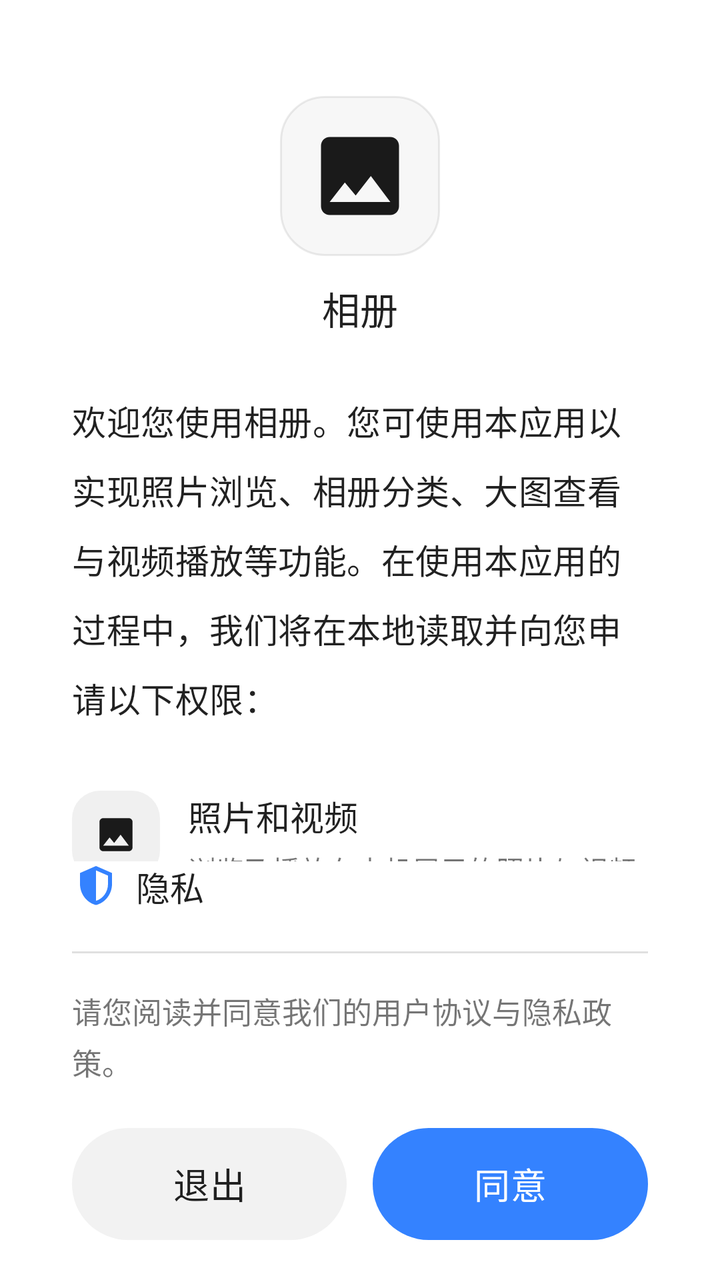
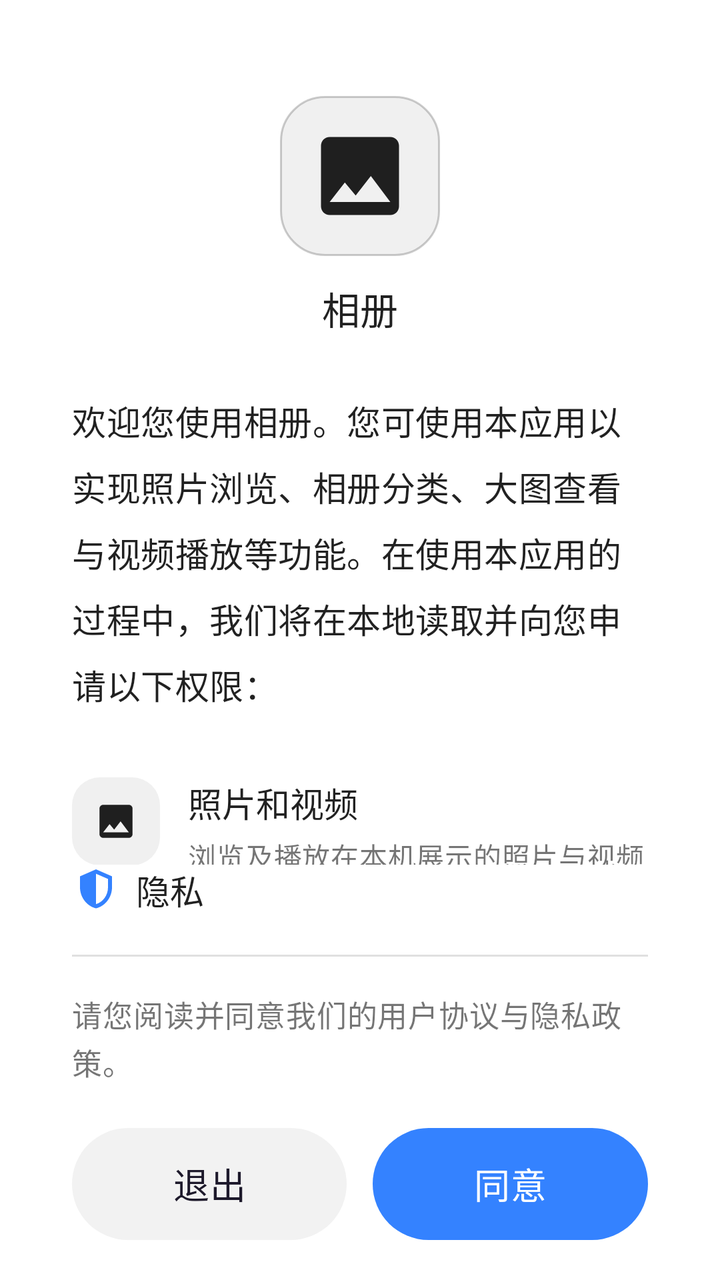

Before-and-after screenshots of an Android layout around one commit, followed by the original layout XML and the change that was made.
<!-- AndroidManifest.xml: activity theme Theme.Gallery.Privacy -->
<!-- res/layout/activity_privacy.xml -->
<?xml version="1.0" encoding="utf-8"?>
<LinearLayout xmlns:android="http://schemas.android.com/apk/res/android"
    xmlns:app="http://schemas.android.com/apk/res-auto"
    android:id="@+id/privacy_root"
    android:layout_width="match_parent"
    android:layout_height="match_parent"
    android:background="@android:color/white"
    android:orientation="vertical"
    android:paddingHorizontal="36dp">

    <ScrollView
        android:layout_width="match_parent"
        android:layout_height="0dp"
        android:layout_weight="1"
        android:fillViewport="true"
        android:scrollbars="none">

        <LinearLayout
            android:layout_width="match_parent"
            android:layout_height="wrap_content"
            android:orientation="vertical">

            
            <View
                android:layout_width="80dp"
                android:layout_height="80dp"
                android:layout_gravity="center_horizontal"
                android:layout_marginTop="48dp"
                android:background="@drawable/bg_privacy_app_icon" />

            <TextView
                android:layout_width="match_parent"
                android:layout_height="wrap_content"
                android:layout_marginTop="12dp"
                android:gravity="center"
                android:text="@string/app_name"
                android:textColor="@color/privacy_text_primary"
                android:textSize="19sp" />

            
            <TextView
                android:layout_width="match_parent"
                android:layout_height="wrap_content"
                android:layout_marginTop="30dp"
                android:letterSpacing="0.01"
                android:lineSpacingExtra="10dp"
                android:text="@string/privacy_welcome"
                android:textColor="@color/privacy_text_primary"
                android:textSize="17sp" />

            
            <LinearLayout
                android:layout_width="match_parent"
                android:layout_height="wrap_content"
                android:layout_marginTop="34dp"
                android:baselineAligned="false"
                android:orientation="horizontal">

                <FrameLayout
                    android:layout_width="44dp"
                    android:layout_height="44dp"
                    android:background="@drawable/bg_privacy_perm_icon">

                    <ImageView
                        android:layout_width="22dp"
                        android:layout_height="22dp"
                        android:layout_gravity="center"
                        android:contentDescription="@string/privacy_perm_media_title"
                        android:src="@drawable/ic_privacy_perm_media" />
                </FrameLayout>

                <LinearLayout
                    android:layout_width="0dp"
                    android:layout_height="wrap_content"
                    android:layout_marginStart="14dp"
                    android:layout_weight="1"
                    android:orientation="vertical">

                    <TextView
                        android:layout_width="match_parent"
                        android:layout_height="wrap_content"
                        android:text="@string/privacy_perm_media_title"
                        android:textColor="@color/privacy_text_primary"
                        android:textSize="17sp" />

                    <TextView
                        android:layout_width="match_parent"
                        android:layout_height="wrap_content"
                        android:layout_marginTop="4dp"
                        android:text="@string/privacy_perm_media_desc"
                        android:textColor="@color/privacy_text_secondary"
                        android:textSize="14sp" />
                </LinearLayout>
            </LinearLayout>

            
            <LinearLayout
                android:layout_width="match_parent"
                android:layout_height="wrap_content"
                android:layout_marginTop="22dp"
                android:baselineAligned="false"
                android:orientation="horizontal">

                <FrameLayout
                    android:layout_width="44dp"
                    android:layout_height="44dp"
                    android:background="@drawable/bg_privacy_perm_icon">

                    <ImageView
                        android:layout_width="22dp"
                        android:layout_height="22dp"
                        android:layout_gravity="center"
                        android:contentDescription="@string/privacy_perm_location_title"
                        android:src="@drawable/ic_privacy_perm_location" />
                </FrameLayout>

                <LinearLayout
                    android:layout_width="0dp"
                    android:layout_height="wrap_content"
                    android:layout_marginStart="14dp"
                    android:layout_weight="1"
                    android:orientation="vertical">

                    <TextView
                        android:layout_width="match_parent"
                        android:layout_height="wrap_content"
                        android:text="@string/privacy_perm_location_title"
                        android:textColor="@color/privacy_text_primary"
                        android:textSize="17sp" />

                    <TextView
                        android:layout_width="match_parent"
                        android:layout_height="wrap_content"
                        android:layout_marginTop="4dp"
                        android:text="@string/privacy_perm_location_desc"
                        android:textColor="@color/privacy_text_secondary"
                        android:textSize="14sp" />
                </LinearLayout>
            </LinearLayout>

            
            <LinearLayout
                android:layout_width="match_parent"
                android:layout_height="wrap_content"
                android:layout_marginTop="22dp"
                android:baselineAligned="false"
                android:orientation="horizontal">

                <FrameLayout
                    android:layout_width="44dp"
                    android:layout_height="44dp"
                    android:background="@drawable/bg_privacy_perm_icon">

                    <ImageView
                        android:layout_width="22dp"
                        android:layout_height="22dp"
                        android:layout_gravity="center"
                        android:contentDescription="@string/privacy_perm_favorite_title"
                        android:src="@drawable/ic_privacy_perm_favorite" />
                </FrameLayout>

                <LinearLayout
                    android:layout_width="0dp"
                    android:layout_height="wrap_content"
                    android:layout_marginStart="14dp"
                    android:layout_weight="1"
                    android:orientation="vertical">

                    <TextView
                        android:layout_width="match_parent"
                        android:layout_height="wrap_content"
                        android:text="@string/privacy_perm_favorite_title"
                        android:textColor="@color/privacy_text_primary"
                        android:textSize="17sp" />

                    <TextView
                        android:layout_width="match_parent"
                        android:layout_height="wrap_content"
                        android:layout_marginTop="4dp"
                        android:text="@string/privacy_perm_favorite_desc"
                        android:textColor="@color/privacy_text_secondary"
                        android:textSize="14sp" />
                </LinearLayout>
            </LinearLayout>
        </LinearLayout>
    </ScrollView>

    
    <TextView
        android:layout_width="wrap_content"
        android:layout_height="wrap_content"
        android:drawablePadding="8dp"
        android:gravity="center_vertical"
        android:text="@string/privacy_badge"
        android:textColor="@color/privacy_text_primary"
        android:textSize="17sp"
        app:drawableStartCompat="@drawable/ic_privacy_badge_shield"
        app:drawableTint="@color/privacy_button_primary" />

    <LinearLayout
        android:layout_width="match_parent"
        android:layout_height="wrap_content"
        android:orientation="vertical">

        <View
            android:layout_width="match_parent"
            android:layout_height="1dp"
            android:layout_marginTop="20dp"
            android:background="#1F000000" />

        <TextView
            android:id="@+id/privacy_statement"
            android:layout_width="match_parent"
            android:layout_height="wrap_content"
            android:layout_marginTop="18dp"
            android:lineSpacingExtra="4dp"
            android:text="@string/privacy_statement"
            android:textColor="@color/privacy_text_secondary"
            android:textSize="15sp" />

        <LinearLayout
            android:layout_width="match_parent"
            android:layout_height="wrap_content"
            android:layout_marginTop="22dp"
            android:layout_marginBottom="20dp"
            android:orientation="horizontal">

            <com.google.android.material.button.MaterialButton
                android:id="@+id/privacy_disagree"
                style="@style/Widget.Material3.Button.TonalButton"
                android:layout_width="0dp"
                android:layout_height="56dp"
                android:layout_weight="1"
                android:insetTop="0dp"
                android:insetBottom="0dp"
                android:text="@string/privacy_disagree"
                android:textColor="@color/privacy_text_primary"
                android:textSize="18sp"
                app:backgroundTint="@color/privacy_button_neutral"
                app:cornerRadius="28dp" />

            <Space
                android:layout_width="13dp"
                android:layout_height="1dp" />

            <com.google.android.material.button.MaterialButton
                android:id="@+id/privacy_agree"
                android:layout_width="0dp"
                android:layout_height="56dp"
                android:layout_weight="1"
                android:insetTop="0dp"
                android:insetBottom="0dp"
                android:text="@string/privacy_agree"
                android:textColor="@android:color/white"
                android:textSize="18sp"
                app:backgroundTint="@color/privacy_button_primary"
                app:cornerRadius="28dp" />
        </LinearLayout>
    </LinearLayout>
</LinearLayout>
<!-- resources referenced by this layout -->
<resources>
  <color name="privacy_button_neutral">#FFF2F2F2</color>
  <color name="privacy_button_primary">#FF3482FF</color>
  <color name="privacy_text_primary">#DE000000</color>
  <color name="privacy_text_secondary">#8A000000</color>
  <!-- drawable bg_privacy_app_icon (drawable) -->
  <?xml version="1.0" encoding="utf-8"?>
  <layer-list xmlns:android="http://schemas.android.com/apk/res/android">
      <item>
          <shape android:shape="rectangle">
              <corners android:radius="22dp" />
              <solid android:color="#FFF7F7F7" />
              <stroke android:width="1dp" android:color="#14000000" />
          </shape>
      </item>
      <item
          android:drawable="@drawable/ic_privacy_photo"
          android:gravity="center"
          android:width="52dp"
          android:height="52dp" />
  </layer-list>
  <!-- drawable bg_privacy_perm_icon (drawable) -->
  <?xml version="1.0" encoding="utf-8"?>
  <shape xmlns:android="http://schemas.android.com/apk/res/android"
      android:shape="rectangle">
      <corners android:radius="14dp" />
      <solid android:color="#FFF0F0F0" />
  </shape>
  <!-- drawable ic_privacy_badge_shield (drawable) -->
  <?xml version="1.0" encoding="utf-8"?>
  <vector xmlns:android="http://schemas.android.com/apk/res/android"
      android:width="24dp"
      android:height="24dp"
      android:viewportWidth="24"
      android:viewportHeight="24"
      android:tint="#FF3482FF">
      <path
          android:fillColor="@android:color/white"
          android:pathData="M12,2L4,5.5V11c0,5 3.4,9.4 8,10.5c4.6,-1.1 8,-5.5 8,-10.5V5.5L12,2zM12,4.2l6,2.6V11c0,3.9 -2.5,7.4 -6,8.4V4.2z" />
  </vector>
  <!-- drawable ic_privacy_perm_favorite (drawable) -->
  <?xml version="1.0" encoding="utf-8"?>
  <vector xmlns:android="http://schemas.android.com/apk/res/android"
      android:width="22dp"
      android:height="22dp"
      android:viewportWidth="24"
      android:viewportHeight="24"
      android:tint="#FF1A1A1A">
      <path
          android:fillColor="@android:color/white"
          android:pathData="M12,21.35l-1.45,-1.32C5.4,15.36 2,12.28 2,8.5C2,5.42 4.42,3 7.5,3c1.74,0 3.41,0.81 4.5,2.09C13.09,3.81 14.76,3 16.5,3C19.58,3 22,5.42 22,8.5c0,3.78 -3.4,6.86 -8.55,11.54L12,21.35z" />
  </vector>
  <!-- drawable ic_privacy_perm_location (drawable) -->
  <?xml version="1.0" encoding="utf-8"?>
  <vector xmlns:android="http://schemas.android.com/apk/res/android"
      android:width="22dp"
      android:height="22dp"
      android:viewportWidth="24"
      android:viewportHeight="24"
      android:tint="#FF1A1A1A">
      <path
          android:fillColor="@android:color/white"
          android:pathData="M12,2C8.13,2 5,5.13 5,9c0,5.25 7,13 7,13s7,-7.75 7,-13C19,5.13 15.87,2 12,2zM12,11.5c-1.38,0 -2.5,-1.12 -2.5,-2.5s1.12,-2.5 2.5,-2.5s2.5,1.12 2.5,2.5S13.38,11.5 12,11.5z" />
  </vector>
  <!-- drawable ic_privacy_perm_media (drawable) -->
  <?xml version="1.0" encoding="utf-8"?>
  <vector xmlns:android="http://schemas.android.com/apk/res/android"
      android:width="22dp"
      android:height="22dp"
      android:viewportWidth="24"
      android:viewportHeight="24"
      android:tint="#FF1A1A1A">
      <path
          android:fillColor="@android:color/white"
          android:pathData="M21,19V5c0,-1.1 -0.9,-2 -2,-2H5C3.9,3 3,3.9 3,5v14c0,1.1 0.9,2 2,2h14C20.1,21 21,20.1 21,19zM8.5,13.5l2.5,3.01L14.5,12l4.5,6H5L8.5,13.5z" />
  </vector>
  <!-- drawable ic_privacy_photo (drawable) -->
  <?xml version="1.0" encoding="utf-8"?>
  <vector xmlns:android="http://schemas.android.com/apk/res/android"
      android:width="24dp"
      android:height="24dp"
      android:viewportWidth="24"
      android:viewportHeight="24"
      android:tint="#FF1A1A1A">
      <path
          android:fillColor="@android:color/white"
          android:pathData="M21,19V5c0,-1.1 -0.9,-2 -2,-2H5C3.9,3 3,3.9 3,5v14c0,1.1 0.9,2 2,2h14C20.1,21 21,20.1 21,19zM8.5,13.5l2.5,3.01L14.5,12l4.5,6H5L8.5,13.5z" />
  </vector>
  <style name="Base.Theme.Gallery" parent="Theme.Material3.Light.NoActionBar">
          
          
      </style>
  <!-- unchanged entries left out for length: 14 -->
</resources>

<!-- the commit's change to res/layout/activity_privacy.xml (unified diff, before → after) -->
@@ -4,7 +4,7 @@
     android:id="@+id/privacy_root"
     android:layout_width="match_parent"
     android:layout_height="match_parent"
-    android:background="@android:color/white"
+    style="@style/Widget.Gallery.PrivacyRoot"
     android:orientation="vertical"
     android:paddingHorizontal="36dp">
 
@@ -34,7 +34,7 @@
                 android:layout_marginTop="12dp"
                 android:gravity="center"
                 android:text="@string/app_name"
-                android:textColor="@color/privacy_text_primary"
+                style="@style/TextAppearance.Gallery.PrivacyTitle"
                 android:textSize="19sp" />
 
             
@@ -45,7 +45,7 @@
                 android:letterSpacing="0.01"
                 android:lineSpacingExtra="10dp"
                 android:text="@string/privacy_welcome"
-                android:textColor="@color/privacy_text_primary"
+                style="@style/TextAppearance.Gallery.PrivacyTitle"
                 android:textSize="17sp" />
 
             
@@ -80,7 +80,7 @@
                         android:layout_width="match_parent"
                         android:layout_height="wrap_content"
                         android:text="@string/privacy_perm_media_title"
-                        android:textColor="@color/privacy_text_primary"
+                        style="@style/TextAppearance.Gallery.PrivacyTitle"
                         android:textSize="17sp" />
 
                     <TextView
@@ -88,7 +88,7 @@
                         android:layout_height="wrap_content"
                         android:layout_marginTop="4dp"
                         android:text="@string/privacy_perm_media_desc"
-                        android:textColor="@color/privacy_text_secondary"
+                        style="@style/TextAppearance.Gallery.PrivacyBody"
                         android:textSize="14sp" />
                 </LinearLayout>
             </LinearLayout>
@@ -125,7 +125,7 @@
                         android:layout_width="match_parent"
                         android:layout_height="wrap_content"
                         android:text="@string/privacy_perm_location_title"
-                        android:textColor="@color/privacy_text_primary"
+                        style="@style/TextAppearance.Gallery.PrivacyTitle"
                         android:textSize="17sp" />
 
                     <TextView
@@ -133,7 +133,7 @@
                         android:layout_height="wrap_content"
                         android:layout_marginTop="4dp"
                         android:text="@string/privacy_perm_location_desc"
-                        android:textColor="@color/privacy_text_secondary"
+                        style="@style/TextAppearance.Gallery.PrivacyBody"
                         android:textSize="14sp" />
                 </LinearLayout>
             </LinearLayout>
@@ -170,7 +170,7 @@
                         android:layout_width="match_parent"
                         android:layout_height="wrap_content"
                         android:text="@string/privacy_perm_favorite_title"
-                        android:textColor="@color/privacy_text_primary"
+                        style="@style/TextAppearance.Gallery.PrivacyTitle"
                         android:textSize="17sp" />
 
                     <TextView
@@ -178,7 +178,7 @@
                         android:layout_height="wrap_content"
                         android:layout_marginTop="4dp"
                         android:text="@string/privacy_perm_favorite_desc"
-                        android:textColor="@color/privacy_text_secondary"
+                        style="@style/TextAppearance.Gallery.PrivacyBody"
                         android:textSize="14sp" />
                 </LinearLayout>
             </LinearLayout>
@@ -192,10 +192,10 @@
         android:drawablePadding="8dp"
         android:gravity="center_vertical"
         android:text="@string/privacy_badge"
-        android:textColor="@color/privacy_text_primary"
+        style="@style/TextAppearance.Gallery.PrivacyTitle"
         android:textSize="17sp"
         app:drawableStartCompat="@drawable/ic_privacy_badge_shield"
-        app:drawableTint="@color/privacy_button_primary" />
+        app:drawableTint="@color/gallery_brand_primary" />
 
     <LinearLayout
         android:layout_width="match_parent"
@@ -206,7 +206,7 @@
             android:layout_width="match_parent"
             android:layout_height="1dp"
             android:layout_marginTop="20dp"
-            android:background="#1F000000" />
+            android:background="@color/gallery_perm_fade" />
 
         <TextView
             android:id="@+id/privacy_statement"
@@ -215,7 +215,7 @@
             android:layout_marginTop="18dp"
             android:lineSpacingExtra="4dp"
             android:text="@string/privacy_statement"
-            android:textColor="@color/privacy_text_secondary"
+            style="@style/TextAppearance.Gallery.PrivacyBody"
             android:textSize="15sp" />
 
         <LinearLayout
@@ -234,9 +234,8 @@
                 android:insetTop="0dp"
                 android:insetBottom="0dp"
                 android:text="@string/privacy_disagree"
-                android:textColor="@color/privacy_text_primary"
                 android:textSize="18sp"
-                app:backgroundTint="@color/privacy_button_neutral"
+                app:backgroundTint="@color/gallery_brand_neutral"
                 app:cornerRadius="28dp" />
 
             <Space
@@ -251,9 +250,9 @@
                 android:insetTop="0dp"
                 android:insetBottom="0dp"
                 android:text="@string/privacy_agree"
-                android:textColor="@android:color/white"
+                android:textColor="@color/gallery_brand_on_primary"
                 android:textSize="18sp"
-                app:backgroundTint="@color/privacy_button_primary"
+                app:backgroundTint="@color/gallery_brand_primary"
                 app:cornerRadius="28dp" />
         </LinearLayout>
     </LinearLayout>
<!-- resource entries referenced after the edit -->
@@ -1,17 +1,17 @@
 <!-- resources referenced by this layout -->
 <resources>
-  <color name="privacy_button_neutral">#FFF2F2F2</color>
-  <color name="privacy_button_primary">#FF3482FF</color>
-  <color name="privacy_text_primary">#DE000000</color>
-  <color name="privacy_text_secondary">#8A000000</color>
+  <color name="gallery_brand_neutral">#FFF2F2F2</color>
+  <color name="gallery_brand_on_primary">#FFFFFFFF</color>
+  <color name="gallery_brand_primary">#FF3482FF</color>
+  <color name="gallery_perm_fade">#1F000000</color>
   <!-- drawable bg_privacy_app_icon (drawable) -->
   <?xml version="1.0" encoding="utf-8"?>
   <layer-list xmlns:android="http://schemas.android.com/apk/res/android">
       <item>
           <shape android:shape="rectangle">
               <corners android:radius="22dp" />
-              <solid android:color="#FFF7F7F7" />
-              <stroke android:width="1dp" android:color="#14000000" />
+              <solid android:color="@color/gallery_perm_icon_bg" />
+              <stroke android:width="1dp" android:color="@color/gallery_divider_on_surface" />
           </shape>
       </item>
       <item
@@ -25,7 +25,7 @@
   <shape xmlns:android="http://schemas.android.com/apk/res/android"
       android:shape="rectangle">
       <corners android:radius="14dp" />
-      <solid android:color="#FFF0F0F0" />
+      <solid android:color="@color/gallery_perm_icon_bg" />
   </shape>
   <!-- drawable ic_privacy_badge_shield (drawable) -->
   <?xml version="1.0" encoding="utf-8"?>
@@ -34,7 +34,7 @@
       android:height="24dp"
       android:viewportWidth="24"
       android:viewportHeight="24"
-      android:tint="#FF3482FF">
+      android:tint="@color/gallery_brand_primary">
       <path
           android:fillColor="@android:color/white"
           android:pathData="M12,2L4,5.5V11c0,5 3.4,9.4 8,10.5c4.6,-1.1 8,-5.5 8,-10.5V5.5L12,2zM12,4.2l6,2.6V11c0,3.9 -2.5,7.4 -6,8.4V4.2z" />
@@ -46,7 +46,7 @@
       android:height="22dp"
       android:viewportWidth="24"
       android:viewportHeight="24"
-      android:tint="#FF1A1A1A">
+      android:tint="@color/gallery_icon_on_surface">
       <path
           android:fillColor="@android:color/white"
           android:pathData="M12,21.35l-1.45,-1.32C5.4,15.36 2,12.28 2,8.5C2,5.42 4.42,3 7.5,3c1.74,0 3.41,0.81 4.5,2.09C13.09,3.81 14.76,3 16.5,3C19.58,3 22,5.42 22,8.5c0,3.78 -3.4,6.86 -8.55,11.54L12,21.35z" />
@@ -58,7 +58,7 @@
       android:height="22dp"
       android:viewportWidth="24"
       android:viewportHeight="24"
-      android:tint="#FF1A1A1A">
+      android:tint="@color/gallery_icon_on_surface">
       <path
           android:fillColor="@android:color/white"
           android:pathData="M12,2C8.13,2 5,5.13 5,9c0,5.25 7,13 7,13s7,-7.75 7,-13C19,5.13 15.87,2 12,2zM12,11.5c-1.38,0 -2.5,-1.12 -2.5,-2.5s1.12,-2.5 2.5,-2.5s2.5,1.12 2.5,2.5S13.38,11.5 12,11.5z" />
@@ -70,11 +70,22 @@
       android:height="22dp"
       android:viewportWidth="24"
       android:viewportHeight="24"
-      android:tint="#FF1A1A1A">
+      android:tint="@color/gallery_icon_on_surface">
       <path
           android:fillColor="@android:color/white"
           android:pathData="M21,19V5c0,-1.1 -0.9,-2 -2,-2H5C3.9,3 3,3.9 3,5v14c0,1.1 0.9,2 2,2h14C20.1,21 21,20.1 21,19zM8.5,13.5l2.5,3.01L14.5,12l4.5,6H5L8.5,13.5z" />
   </vector>
+  <style name="TextAppearance.Gallery.PrivacyBody" parent="TextAppearance.Material3.BodyMedium">
+          <item name="android:textColor">@color/gallery_text_secondary</item>
+      </style>
+  <style name="TextAppearance.Gallery.PrivacyTitle" parent="TextAppearance.Material3.TitleLarge">
+          <item name="android:textColor">@color/gallery_text_primary</item>
+      </style>
+  <style name="Widget.Gallery.PrivacyRoot">
+          <item name="android:background">@color/gallery_surface_content</item>
+      </style>
+  <color name="gallery_perm_icon_bg">#FFF0F0F0</color>
+  <color name="gallery_divider_on_surface">#33000000</color>
   <!-- drawable ic_privacy_photo (drawable) -->
   <?xml version="1.0" encoding="utf-8"?>
   <vector xmlns:android="http://schemas.android.com/apk/res/android"
@@ -82,14 +93,16 @@
       android:height="24dp"
       android:viewportWidth="24"
       android:viewportHeight="24"
-      android:tint="#FF1A1A1A">
+      android:tint="@color/gallery_icon_on_surface">
       <path
           android:fillColor="@android:color/white"
           android:pathData="M21,19V5c0,-1.1 -0.9,-2 -2,-2H5C3.9,3 3,3.9 3,5v14c0,1.1 0.9,2 2,2h14C20.1,21 21,20.1 21,19zM8.5,13.5l2.5,3.01L14.5,12l4.5,6H5L8.5,13.5z" />
   </vector>
+  <color name="gallery_icon_on_surface">#DE000000</color>
+  <color name="gallery_text_secondary">#8A000000</color>
+  <color name="gallery_text_primary">#DE000000</color>
+  <color name="gallery_surface_content">#FFFFFFFF</color>
   <style name="Base.Theme.Gallery" parent="Theme.Material3.Light.NoActionBar">
-          
-          
       </style>
   <!-- unchanged entries left out for length: 14 -->
 </resources>
